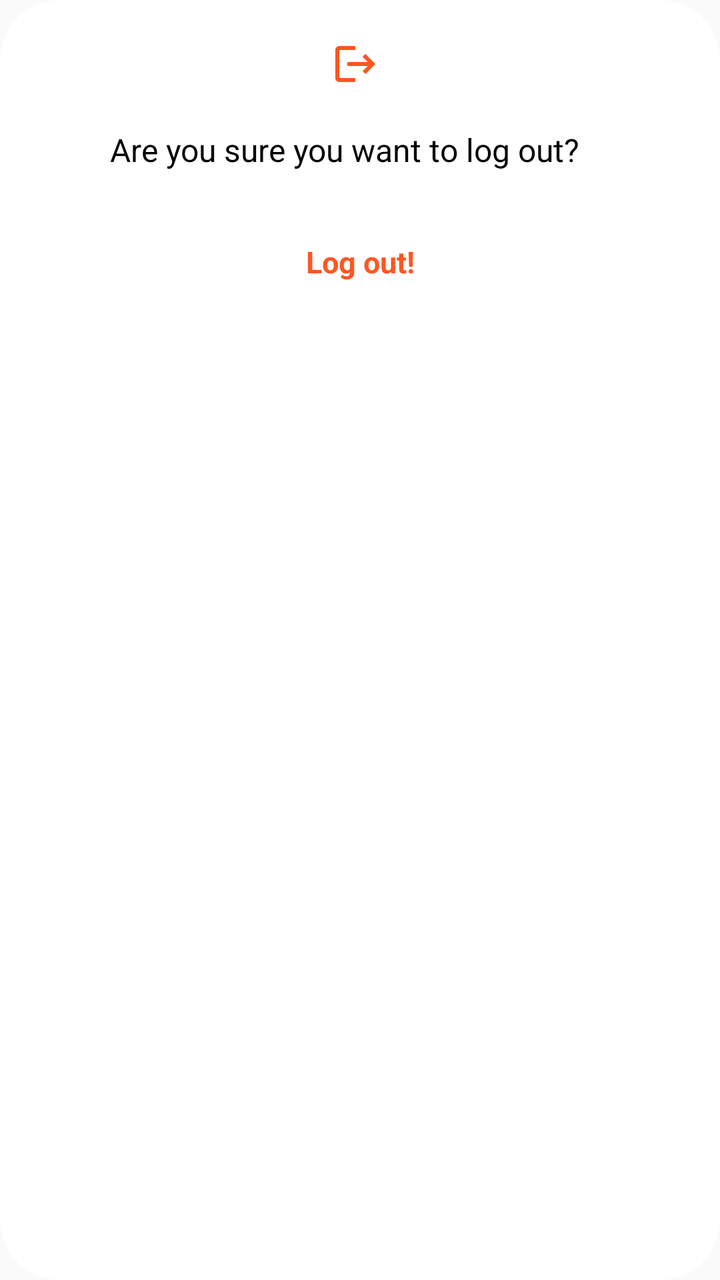
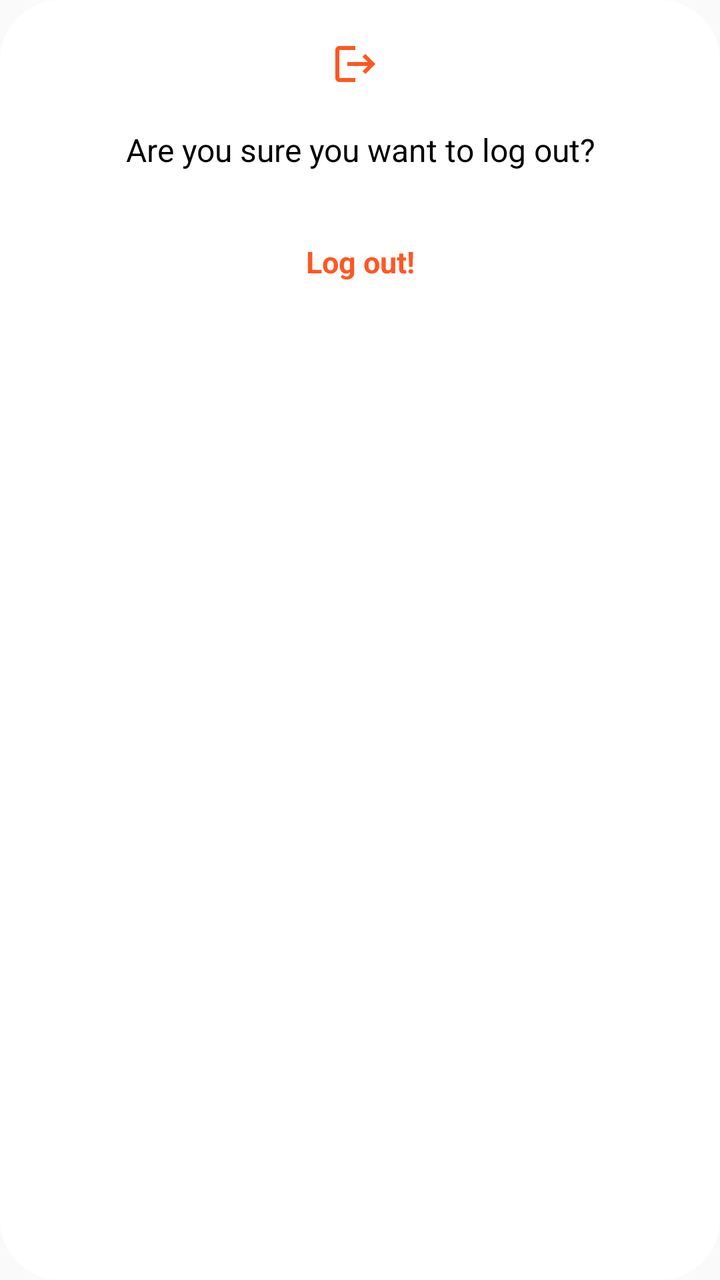

Screens rendered from an Android XML layout before and after an edit, with the pre-edit source and the edit as a unified diff.
<!-- AndroidManifest.xml: application theme Theme.MyAppCompatTheme -->
<!-- res/layout/dialog_exit.xml -->
<?xml version="1.0" encoding="utf-8"?>
<androidx.constraintlayout.widget.ConstraintLayout
    xmlns:android="http://schemas.android.com/apk/res/android"
    android:layout_width="wrap_content"
    android:layout_height="wrap_content"
    xmlns:app="http://schemas.android.com/apk/res-auto"
    android:layout_gravity="center"
    android:paddingBottom="20dp"
    android:background="@drawable/dialog_round_back_ground">

    <ImageButton
        android:id="@+id/ib_mail"
        android:layout_width="wrap_content"
        android:layout_height="wrap_content"
        android:src="@drawable/baseline_logout_24"
        android:background="@color/cvBackground"
        android:padding="5dp"
        app:layout_constraintStart_toStartOf="parent"
        app:layout_constraintEnd_toEndOf="parent"
        app:layout_constraintTop_toTopOf="parent"
        android:layout_marginEnd="5dp"
        android:layout_marginTop="5dp"
        app:tint="@color/red" />

    <TextView
        android:id="@+id/tv_exit_check"
        android:layout_width="250dp"
        android:layout_height="wrap_content"
        android:text="@string/tv_exit_check"
        android:textColor="@color/textColorPrimary"
        android:textSize="16sp"
        android:layout_marginStart="40dp"
        android:layout_marginEnd="40dp"
        android:layout_marginTop="15dp"
        app:layout_constraintEnd_toEndOf="parent"
        app:layout_constraintStart_toStartOf="parent"
        app:layout_constraintTop_toBottomOf="@id/ib_mail"/>

    <TextView
        android:id="@+id/tv_exit"
        android:layout_width="wrap_content"
        android:layout_height="wrap_content"
        android:text="@string/tv_exit"
        android:background="@drawable/bg_text"
        android:gravity="center"
        android:textColor="@color/red"
        android:textStyle="bold"
        android:textSize="15sp"
        android:padding="15dp"
        android:layout_marginTop="20dp"
        app:layout_constraintStart_toStartOf="parent"
        app:layout_constraintEnd_toEndOf="parent"
        app:layout_constraintTop_toBottomOf="@id/tv_exit_check"/>

</androidx.constraintlayout.widget.ConstraintLayout>
<!-- resources referenced by this layout -->
<resources>
  <color name="cvBackground">#FFFFFF</color>
  <color name="red">#FF5722</color>
  <color name="textColorPrimary">#000000</color>
  <!-- drawable baseline_logout_24 (drawable) -->
  <vector xmlns:android="http://schemas.android.com/apk/res/android"
      android:autoMirrored="true" android:height="24dp"
      android:tint="@color/textColorPrimary" android:viewportHeight="24" android:viewportWidth="24" android:width="24dp">
        
      <path android:fillColor="@color/textColorPrimary" android:pathData="M17,7l-1.41,1.41L18.17,11H8v2h10.17l-2.58,2.58L17,17l5,-5zM4,5h8V3H4c-1.1,0 -2,0.9 -2,2v14c0,1.1 0.9,2 2,2h8v-2H4V5z"/>
      
  </vector>
  <!-- drawable bg_text (drawable) -->
  <?xml version="1.0" encoding="utf-8"?>
  <ripple xmlns:android="http://schemas.android.com/apk/res/android"
      android:color="@color/gray">
      <item>
          <shape android:shape="rectangle">
              <solid android:color="@color/cvBackground" />
              />
  
          </shape>
      </item>
  </ripple>
  <!-- drawable dialog_round_back_ground (drawable) -->
  <?xml version="1.0" encoding="utf-8"?>
  <shape xmlns:android="http://schemas.android.com/apk/res/android">
      <solid
          android:color="@color/cvBackground"/>
      <corners
          android:radius="30dp" />
      <padding
          android:left="10dp"
          android:top="10dp"
          android:right="10dp"
          android:bottom="10dp" />
  </shape>
  <string name="tv_exit">Log out!</string>
  <string name="tv_exit_check">Are you sure you want to log out?</string>
  <style name="Theme.MyAppCompatTheme" parent="Theme.AppCompat.Light.NoActionBar">
          <item name="colorPrimary">@color/white</item>
          <item name="colorPrimaryDark">@color/white</item>
          <item name="colorAccent">@color/teal_700</item>
          <item name="android:windowLightStatusBar">true</item>
          <item name="colorControlHighlight">@color/ripple_color</item>
          <item name="searchViewStyle">@style/Widget.AppCompat.SearchView</item>
      </style>
  <color name="gray">#646464</color>
  <color name="white">#FFFFFFFF</color>
  <color name="teal_700">#FF018786</color>
  <color name="ripple_color">#DCDCDC</color>
</resources>

<!-- the commit's change to res/layout/dialog_exit.xml (unified diff, before → after) -->
@@ -29,6 +29,7 @@
         android:text="@string/tv_exit_check"
         android:textColor="@color/textColorPrimary"
         android:textSize="16sp"
+        android:gravity="center"
         android:layout_marginStart="40dp"
         android:layout_marginEnd="40dp"
         android:layout_marginTop="15dp"
